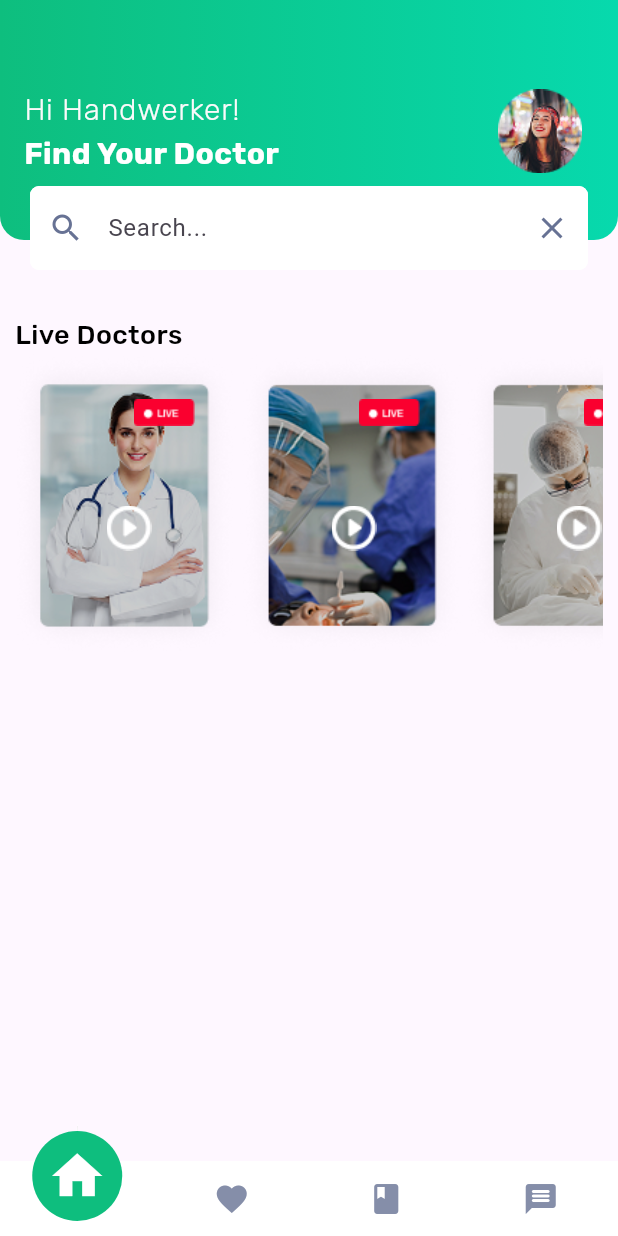
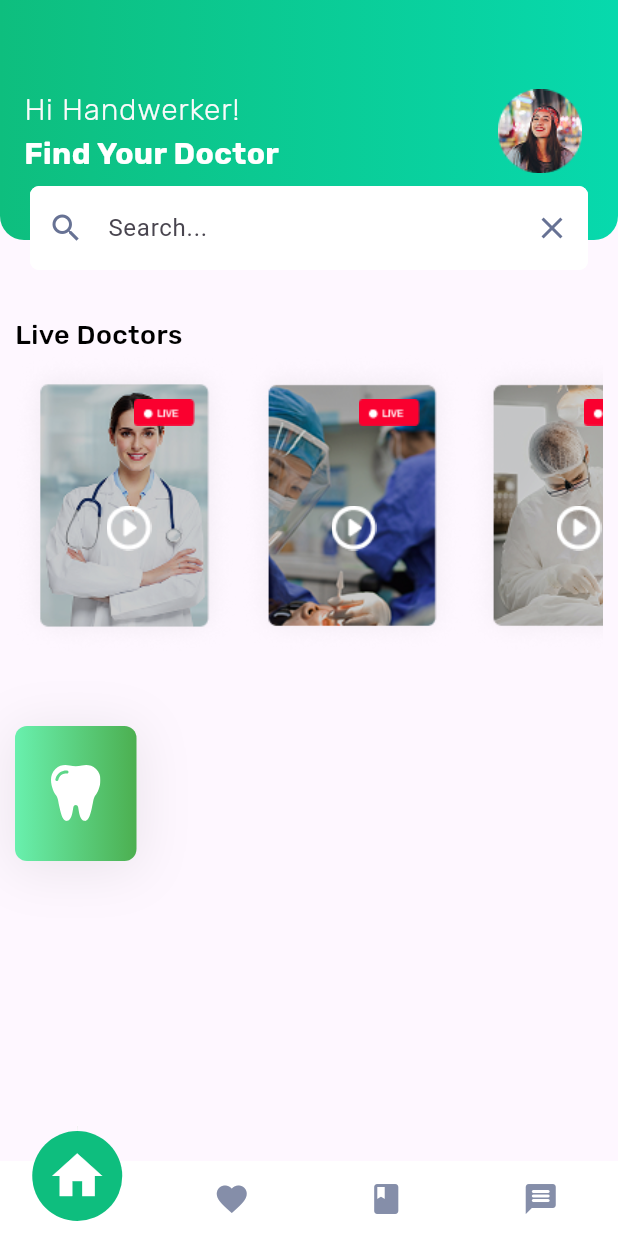
Before and after one commit to mano299/DoctorApp, a Flutter app: the HomeView screen opened directly, on a phone screen of 412 x 824 dp. Run offline on Flutter 3.47's test engine with Material 3 defaults, Android fonts, the phone set to English and light mode, and no system bars; drawn by our look-alikes of convex_bottom_bar; our stand-ins replace flutter_svg.

Commit message:
create illness item

```diff
--- a/lib/core/utils/app_images.dart
+++ b/lib/core/utils/app_images.dart
@@ -6,9 +6,21 @@ class Assets {
   /// assets/images/app_bar_photo.png
   static const String assetsImagesAppBarPhoto = "assets/images/app_bar_photo.png";
 
+  /// Assets for assetsImagesBodyIcon
+  /// assets/images/body_icon.svg
+  static const String assetsImagesBodyIcon = "assets/images/body_icon.svg";
+
   /// Assets for assetsImagesDoctorPhoto
   /// assets/images/doctor_photo.png
   static const String assetsImagesDoctorPhoto = "assets/images/doctor_photo.png";
+
+  /// Assets for assetsImagesEyeIcon
+  /// assets/images/eye_icon.svg
+  static const String assetsImagesEyeIcon = "assets/images/eye_icon.svg";
+
+  /// Assets for assetsImagesHeartIcon
+  /// assets/images/heart_icon.svg
+  static const String assetsImagesHeartIcon = "assets/images/heart_icon.svg";
 
   /// Assets for assetsImagesLiveDoctor2
   /// assets/images/live_doctor_2.png
@@ -49,4 +61,8 @@ class Assets {
   /// Assets for assetsImagesSplashLogo
   /// assets/images/splash_logo.svg
   static const String assetsImagesSplashLogo = "assets/images/splash_logo.svg";
+
+  /// Assets for assetsImagesToothIcon
+  /// assets/images/tooth_icon.svg
+  static const String assetsImagesToothIcon = "assets/images/tooth_icon.svg";
 }
--- a/lib/features/home/presentation/widgets/home_view_body.dart
+++ b/lib/features/home/presentation/widgets/home_view_body.dart
@@ -1,8 +1,10 @@
+import 'package:doctor_app/core/utils/app_images.dart';
 import 'package:doctor_app/core/utils/app_styles.dart';
 import 'package:flutter/material.dart';
 
 import 'custom_app_bar.dart';
 import 'custom_text_field.dart';
+import 'illness_item.dart';
 import 'live_doctors_list_view.dart';
 
 class HomeViewBody extends StatelessWidget {
@@ -44,6 +46,11 @@ class HomeViewBody extends StatelessWidget {
                 style: AppStyles.styleMedium18.copyWith(color: Colors.black),
               ),
               LiveDoctorsListView(),
+              SizedBox(height: 48),
+              IllnessItem(
+                backgroundColors: [Colors.greenAccent, Colors.green],
+                icon: Assets.assetsImagesToothIcon,
+              ),
             ],
           ),
         )
--- /dev/null
+++ b/lib/features/home/presentation/widgets/illness_item.dart
@@ -0,0 +1,30 @@
+import 'package:flutter/material.dart';
+import 'package:flutter_svg/flutter_svg.dart';
+
+class IllnessItem extends StatelessWidget {
+  const IllnessItem(
+      {super.key, required this.backgroundColors, required this.icon});
+  final List<Color> backgroundColors;
+  final String icon;
+  @override
+  Widget build(BuildContext context) {
+    return Container(
+      decoration: BoxDecoration(
+        borderRadius: BorderRadius.circular(8),
+        gradient: LinearGradient(colors: backgroundColors),
+        boxShadow: [
+          BoxShadow(
+            color: Color(0x14000000),
+            blurRadius: 30,
+            offset: Offset(0, 4),
+            spreadRadius: 2,
+          )
+        ],
+      ),
+      child: Padding(
+        padding: const EdgeInsets.symmetric(horizontal: 24.0, vertical: 26),
+        child: SvgPicture.asset(icon),
+      ),
+    );
+  }
+}
```
Also changed, not shown: assets/images/body_icon.svg (added), assets/images/eye_icon.svg (added), assets/images/heart_icon.svg (added), assets/images/tooth_icon.svg (added).
